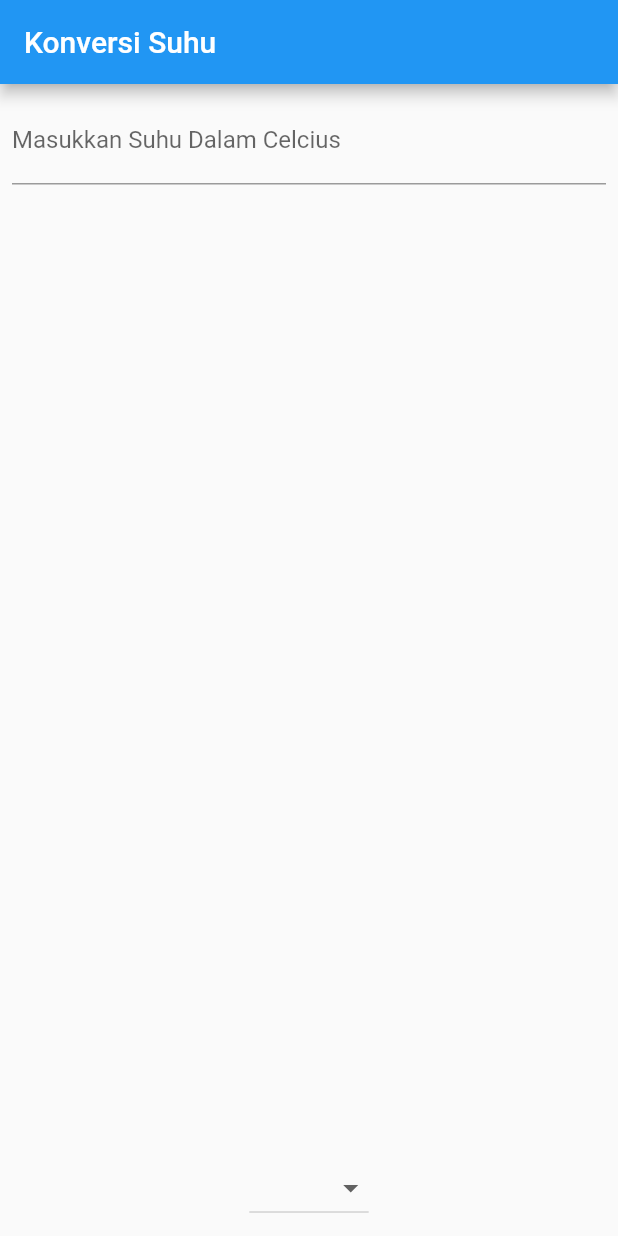
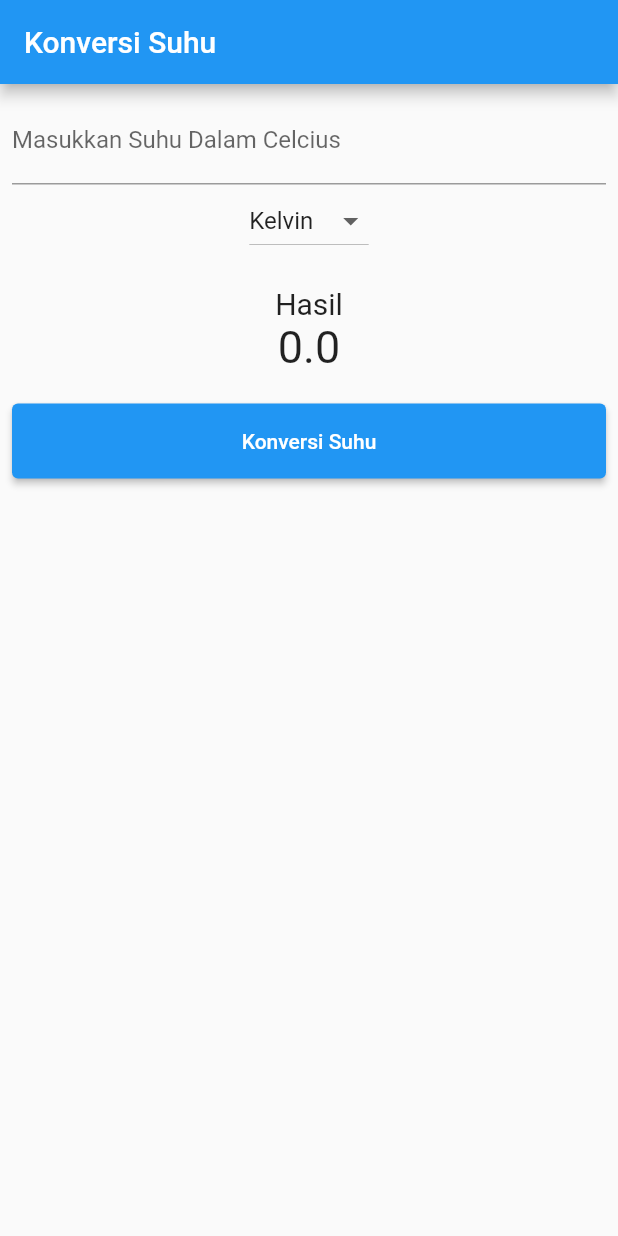
Before and after one commit to Dka-11/konversi_suhu_listmap, a Flutter app: the screen it shows after launch, on a phone screen of 412 x 824 dp. Run offline on Flutter 3.47's test engine with Material 2 defaults, Android fonts, the phone set to English and light mode, and no system bars.

Commit message:
Edit Layout

```diff
--- a/lib/main.dart
+++ b/lib/main.dart
@@ -69,22 +69,27 @@ class _MyAppState extends State<MyApp> {
         body: Container(
           margin: const EdgeInsets.all(8),
           child: Column(
-            mainAxisAlignment: MainAxisAlignment.spaceBetween,
             children: [
               // Classes from diff files.
               InputSuhu(
                 nilaiCelcius: suhuInput,
               ),
-              DropdownButton<String>(
-                items: listItem.map((String value) {
-                  return DropdownMenuItem<String>(
+              Column(
+                children: [
+                  DropdownButton(
+                    items: listItem.map((String value) {
+                      return DropdownMenuItem<String>(
+                        value: value,
+                        child: Text(value),
+                      );
+                    }).toList(),
                     value: _newValue,
-                    child: Text(value),
-                  );
-                }).toList(),
-                value: null,
-                onChanged: dropdownOnChanged,
+                    onChanged: dropdownOnChanged,
+                  ),
+                  Result(result: _result),
+                ],
               ),
+              ButtonSuhu(afterClick: konversiSuhu)
             ],
           ),
         ),
```
